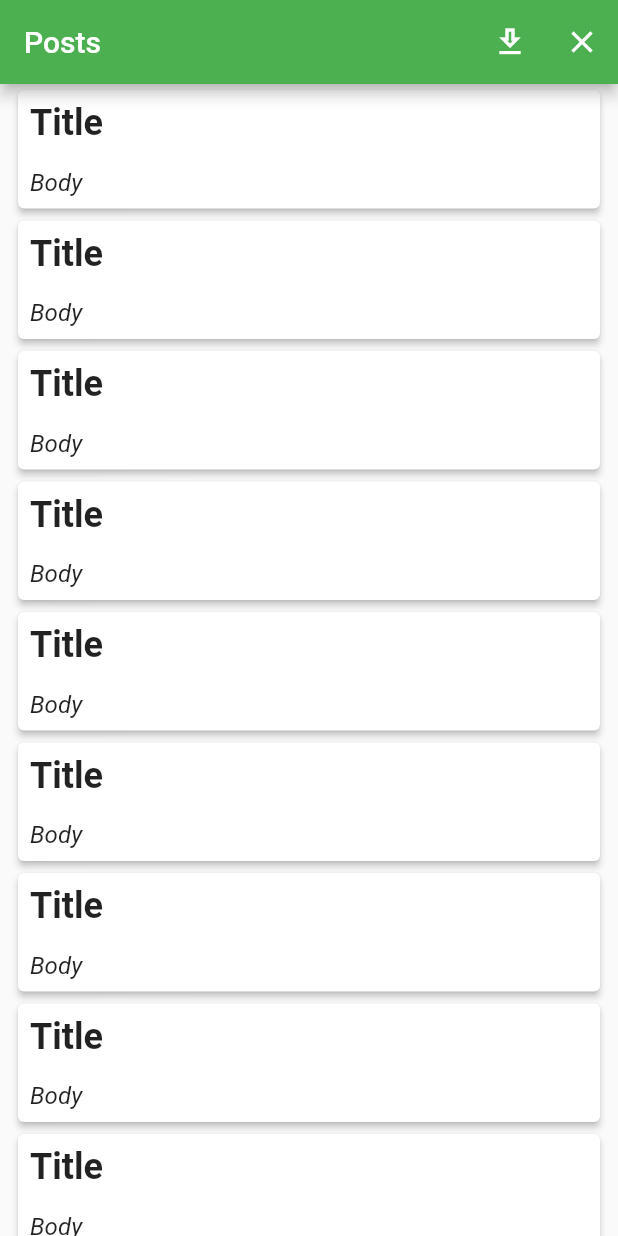
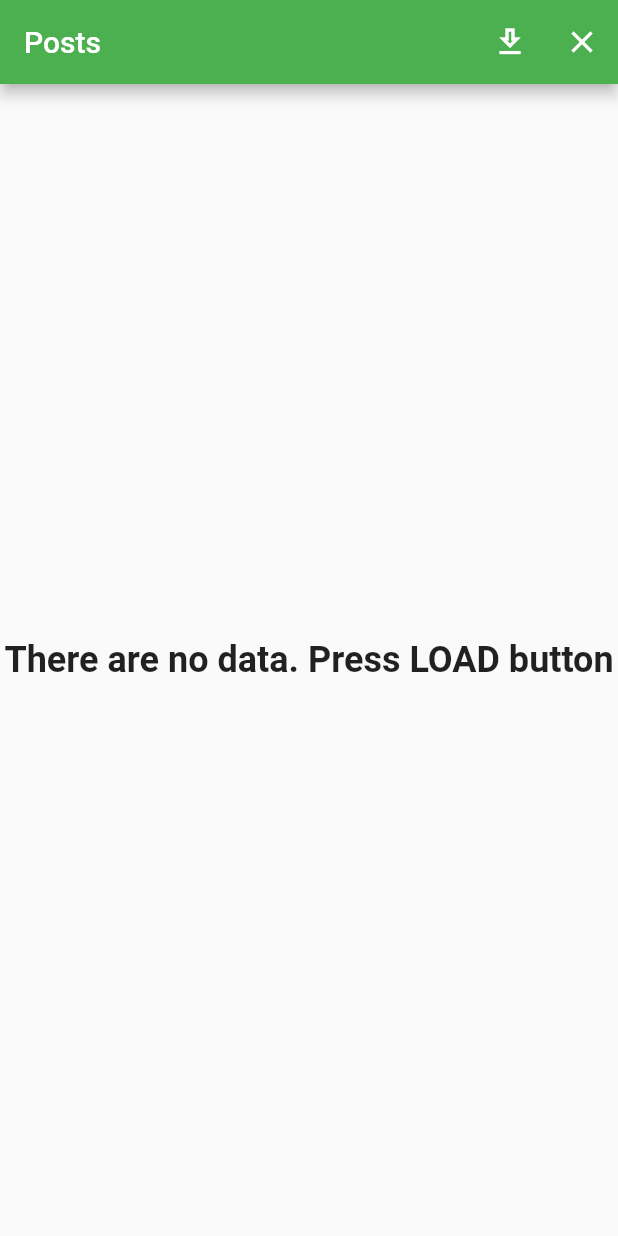
Before and after one commit to e-razboinikov/retrofit_test, a Flutter app: the screen it shows after launch, on a phone screen of 412 x 824 dp. Run offline on Flutter 3.47's test engine with Material 2 defaults, Android fonts, the phone set to English and light mode, and no system bars; our stand-ins replace dio, flutter_bloc, retrofit; generated files the repository leaves out were written again.

```diff
--- a/lib/widgets/action_buttons.dart
+++ b/lib/widgets/action_buttons.dart
@@ -5,16 +5,21 @@ class ActionButtons extends StatelessWidget {
 
   @override
   Widget build(BuildContext context) {
+    final postsCubit = context.read<PostsCubit>();
     return Row(
       children: [
         IconButton(
-          onPressed: () {},
+          onPressed: () {
+            postsCubit.load();
+          },
           icon: const Icon(
             Icons.download_outlined,
           ),
         ),
         IconButton(
-          onPressed: () {},
+          onPressed: () {
+            postsCubit.clear();
+          },
           icon: const Icon(
             Icons.clear_outlined,
           ),
--- a/lib/widgets/posts_list.dart
+++ b/lib/widgets/posts_list.dart
@@ -5,8 +5,29 @@ class PostsList extends StatelessWidget {
 
   @override
   Widget build(BuildContext context) {
+    return BlocBuilder<PostsCubit, PostsState>(
+      builder: (ctx, state) {
+        if (state is PostsEmptyState) {
+          return const Center(
+            child: Text(
+              'There are no data. Press LOAD button',
+              style: TextStyle(
+                fontSize: 24,
+                fontWeight: FontWeight.bold,
+              ),
+            ),
+          );
+        }
+
+        if (state is PostsLoadingState) {
+          return const Center(
+            child: CircularProgressIndicator(),
+          );
+        }
+
+        if (state is PostsLoadedState) {
           return ListView.builder(
-      itemCount: 100,
+            itemCount: state.posts.length,
             itemBuilder: (ctx, index) {
               return Padding(
                 padding: const EdgeInsets.symmetric(horizontal: 8.0),
@@ -16,20 +37,20 @@ class PostsList extends StatelessWidget {
                     padding: const EdgeInsets.all(8.0),
                     child: Column(
                       crossAxisAlignment: CrossAxisAlignment.start,
-                children: const [
+                      children: [
                         Text(
-                    'Title',
-                    style: TextStyle(
+                          state.posts[index].title,
+                          style: const TextStyle(
                             fontSize: 24,
                             fontWeight: FontWeight.bold,
                           ),
                         ),
-                  SizedBox(
+                        const SizedBox(
                           height: 16.0,
                         ),
                         Text(
-                    'Body',
-                    style: TextStyle(
+                          state.posts[index].body,
+                          style: const TextStyle(
                             fontSize: 16,
                             fontStyle: FontStyle.italic,
                           ),
@@ -42,4 +63,29 @@ class PostsList extends StatelessWidget {
             },
           );
         }
+
+        if (state is PostsErrorState) {
+          return const Center(
+            child: Text(
+              'ERROR',
+              style: TextStyle(
+                fontSize: 24,
+                fontWeight: FontWeight.bold,
+              ),
+            ),
+          );
         }
+
+        return const Center(
+          child: Text(
+            'Default Case',
+            style: TextStyle(
+              fontSize: 24,
+              fontWeight: FontWeight.bold,
+            ),
+          ),
+        );
+      },
+    );
+  }
+}
```
Lines whose indentation alone changed are shown as unchanged.
